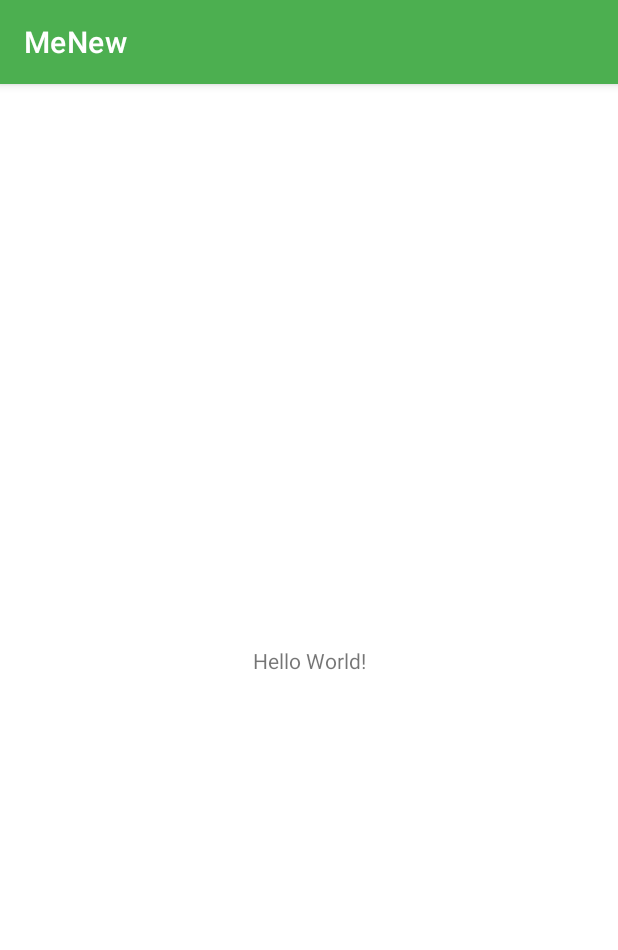
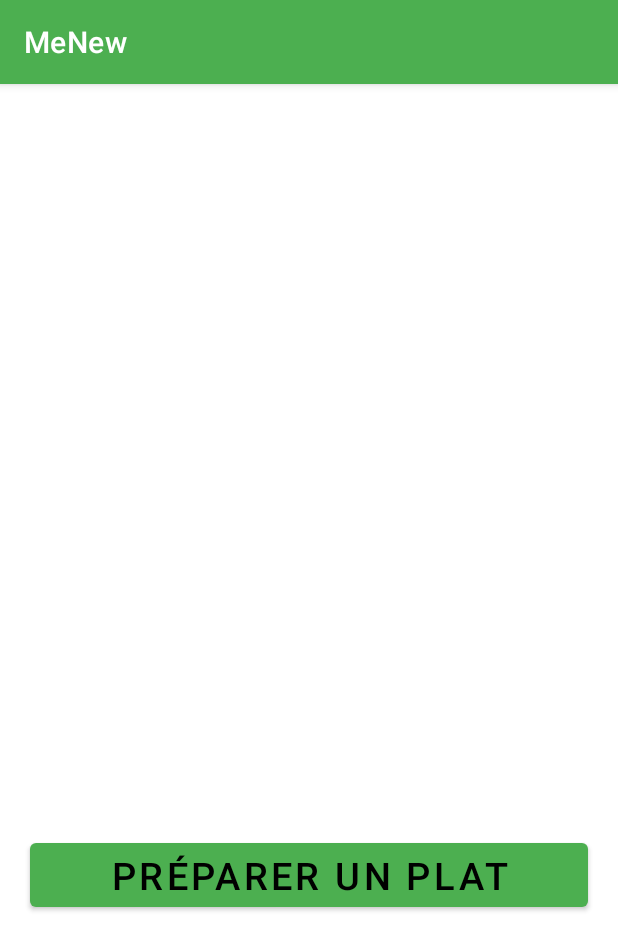
Before and after one commit to jordanbenavent/IHM_MeNew, an Android app: the screen it shows after launch (MainActivity), on a phone screen of 412 x 824 dp. Shown: the top 950 px of the screen. Run offline under Robolectric (Android 15) with nearby library versions, the phone set to English and light mode, and no system bars.

Commit message:
Auto stash before merge of "main" and "origin/main"

```diff
--- a/MeNew/app/src/main/res/layout/activity_main.xml
+++ b/MeNew/app/src/main/res/layout/activity_main.xml
@@ -1,18 +1,25 @@
 <?xml version="1.0" encoding="utf-8"?>
-<androidx.constraintlayout.widget.ConstraintLayout xmlns:android="http://schemas.android.com/apk/res/android"
-    xmlns:app="http://schemas.android.com/apk/res-auto"
+<LinearLayout xmlns:android="http://schemas.android.com/apk/res/android"
     xmlns:tools="http://schemas.android.com/tools"
     android:layout_width="match_parent"
     android:layout_height="match_parent"
-    tools:context=".MainActivity">
+    android:layout_gravity="center"
+    android:orientation="vertical"
+    >
 
-    <TextView
-        android:layout_width="wrap_content"
+
+    <Button
+        android:id="@+id/Preparer"
+        android:layout_width="match_parent"
         android:layout_height="wrap_content"
-        android:text="Hello World!"
-        app:layout_constraintBottom_toBottomOf="parent"
-        app:layout_constraintLeft_toLeftOf="parent"
-        app:layout_constraintRight_toRightOf="parent"
-        app:layout_constraintTop_toTopOf="parent" />
+        android:layout_marginLeft="20dp"
+        android:layout_marginTop="500dp"
+        android:layout_marginRight="20dp"
+        android:layout_marginBottom="15dp"
+        android:gravity="center"
+        android:text="Préparer un plat"
+        android:textColor="@color/black"
+        android:textSize="25dp"
+        tools:ignore="InvalidId" />
 
-</androidx.constraintlayout.widget.ConstraintLayout>
+</LinearLayout>
```
Also changed, not shown: 1 other file.
